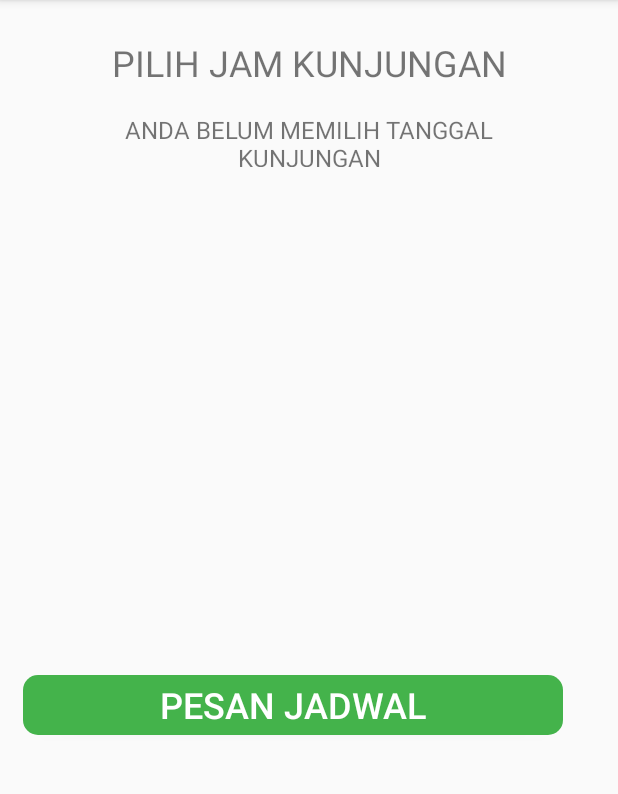
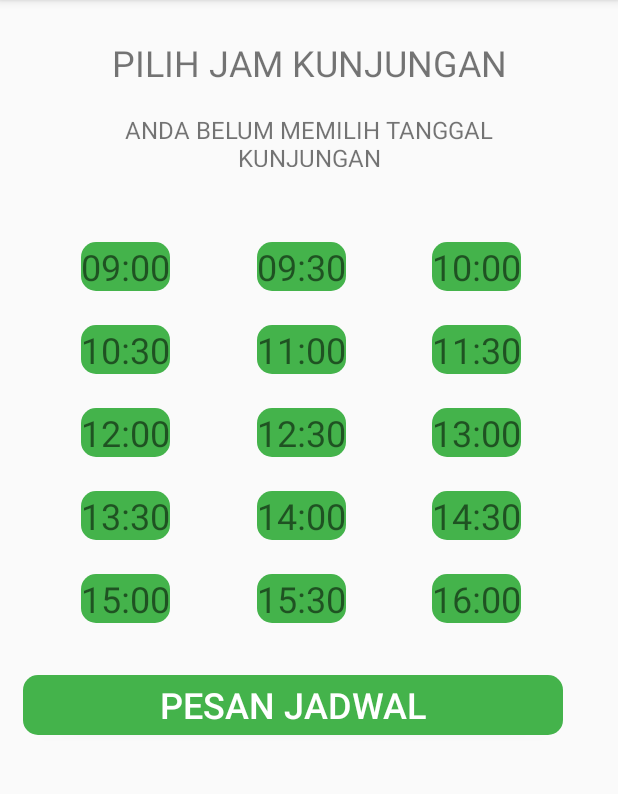
Before and after one commit to KurotsuchiM/dr.stis, an Android app: the activity_jadwal screen opened directly, with no data from a screen before it, on a phone screen of 412 x 824 dp, the part 84-878 px from its top. Run offline under Robolectric (Android 15) with nearby library versions, the phone set to English and light mode, and no system bars.

Commit message:
Calendar update
1. Jadwal + onClick
2. TODO: connect to database
2.1 Jika terisi -> setBG ke disbutton
2.2 Tersedia -> setBG ke button

```diff
--- a/app/src/main/AndroidManifest.xml
+++ b/app/src/main/AndroidManifest.xml
@@ -18,15 +18,17 @@
                 <category android:name="android.intent.category.LAUNCHER" />
             </intent-filter>
         </activity>
-        <activity android:name=".LoginActivity" />
-        <activity android:name=".FormulirActivity" android:exported="true"/>
-        <activity android:name=".DisplayMessageActivity" />
-        <activity android:name=".ReservasiActivity" />
-        <activity android:name=".CalendarActivity" android:exported="true"></activity>
-        <activity android:name=".activity_jadwal" android:exported="true"></activity>
-        <activity android:name=".SignupActivity" />
-        <activity android:name=".BerandaActivity" />
-        <activity android:name=".CekJadwalActivity"></activity>
+        <activity android:name=".LoginActivity" android:screenOrientation="portrait"/>
+        <activity android:name=".FormulirActivity" android:screenOrientation="portrait" android:exported="true"/>
+        <activity android:name=".DisplayMessageActivity" android:screenOrientation="portrait"/>
+        <activity android:name=".ReservasiActivity" android:screenOrientation="portrait" />
+        <activity android:name=".CalendarActivity" android:screenOrientation="portrait" android:exported="true"></activity>
+        <activity android:name=".activity_jadwal" android:screenOrientation="portrait" android:exported="true"></activity>
+        <activity android:name=".SignupActivity" android:screenOrientation="portrait" />
+        <activity android:name=".BerandaActivity" android:screenOrientation="portrait" />
+        <activity android:name=".CekJadwalActivity" android:screenOrientation="portrait">
+
+        </activity>
     </application>
 
 </manifest>
--- /dev/null
+++ b/app/src/main/java/stis/kelompok4/drstis/ActivityJadwalAdapter.java
@@ -0,0 +1,94 @@
+package stis.kelompok4.drstis;
+
+import android.content.Context;
+import android.support.annotation.NonNull;
+import android.support.v7.widget.RecyclerView;
+import android.view.LayoutInflater;
+import android.view.View;
+import android.view.ViewGroup;
+import android.widget.TextView;
+
+import java.util.HashMap;
+import java.util.List;
+
+public class ActivityJadwalAdapter extends RecyclerView.Adapter<ActivityJadwalAdapter.ViewHolder>
+{
+
+    private String[] mData;
+    private HashMap<String, String> mHash = new HashMap<>();
+    private LayoutInflater mInflater;
+    private ItemClickListener mClickListener;
+
+    // data is passed into the constructor
+    ActivityJadwalAdapter(Context context, String[] data)
+    {
+        this.mInflater = LayoutInflater.from(context);
+        this.mData = data;
+    }
+    ActivityJadwalAdapter(Context context, HashMap<String, String> data)
+    {
+        this.mInflater = LayoutInflater.from(context);
+        this.mHash = data;
+    }
+
+    // inflates the cell layout from xml when needed
+    @Override
+    @NonNull
+    public ViewHolder onCreateViewHolder(@NonNull ViewGroup parent, int viewType)
+    {
+        View view = mInflater.inflate(R.layout.activity_jadwal_listitem, parent, false);
+        return new ViewHolder(view);
+    }
+
+    // binds the data to the TextView in each cell
+    @Override
+    public void onBindViewHolder(@NonNull ViewHolder holder, int position)
+    {
+        holder.myTextView.setText(mData[position]);
+    }
+
+    // total number of cells
+    @Override
+    public int getItemCount()
+    {
+        return mData.length;
+    }
+
+
+    // stores and recycles views as they are scrolled off screen
+    public class ViewHolder extends RecyclerView.ViewHolder implements View.OnClickListener
+    {
+        TextView myTextView;
+
+        ViewHolder(View itemView)
+        {
+            super(itemView);
+            myTextView = itemView.findViewById(R.id.jadwal_waktu);
+            itemView.setOnClickListener(this);
+        }
+
+        @Override
+        public void onClick(View view)
+        {
+            if (mClickListener != null) mClickListener.onItemClick(view, getAdapterPosition());
+        }
+    }
+
+    // convenience method for getting data at click position
+    String getItem(int id)
+    {
+        return mData[id];
+    }
+
+    // allows clicks events to be caught
+    void setClickListener(ItemClickListener itemClickListener)
+    {
+        this.mClickListener = itemClickListener;
+    }
+
+    // parent activity will implement this method to respond to click events
+    public interface ItemClickListener
+    {
+        void onItemClick(View view, int position);
+    }
+}
--- a/app/src/main/java/stis/kelompok4/drstis/activity_jadwal.java
+++ b/app/src/main/java/stis/kelompok4/drstis/activity_jadwal.java
@@ -3,14 +3,26 @@ package stis.kelompok4.drstis;
 import android.content.Intent;
 import android.support.v7.app.AppCompatActivity;
 import android.os.Bundle;
+import android.support.v7.widget.GridLayoutManager;
+import android.support.v7.widget.LinearLayoutManager;
+import android.support.v7.widget.RecyclerView;
+import android.view.View;
 import android.widget.TextView;
+import android.widget.Toast;
 
 import org.w3c.dom.Text;
 
-public class activity_jadwal extends AppCompatActivity {
+import java.util.ArrayList;
+import java.util.HashMap;
+
+import static java.lang.Boolean.FALSE;
+
+public class activity_jadwal extends AppCompatActivity implements ActivityJadwalAdapter.ItemClickListener
+{
 
     private String selectedDate;
     private TextView selectedDateText;
+    private ActivityJadwalAdapter adapter;
 
     @Override
     protected void onCreate(Bundle savedInstanceState) {
@@ -21,12 +33,63 @@ public class activity_jadwal extends AppCompatActivity {
         Intent intent = getIntent();
         Bundle bundle = intent.getExtras();
 
+        //ArrayList<String> listWaktu = new ArrayList<>();
+        String listWaktu[] = new String[15];
+        listWaktu[0] = "09:00";
+        listWaktu[1] = "09:30";
+        listWaktu[2] = "10:00";
+        listWaktu[3] = "10:30";
+        listWaktu[4] = "11:00";
+        listWaktu[5] = "11:30";
+        listWaktu[6] = "12:00";
+        listWaktu[7] = "12:30";
+        listWaktu[8] = "13:00";
+        listWaktu[9] = "13:30";
+        listWaktu[10] = "14:00";
+        listWaktu[11] = "14:30";
+        listWaktu[12] = "15:00";
+        listWaktu[13] = "15:30";
+        listWaktu[14] = "16:00";
+
+        HashMap<String, String> listAvailable = new HashMap<>();
+        listAvailable.put("jam0900", "09:00");
+        listAvailable.put("jam0930", "09:30");
+        listAvailable.put("jam1000", "10:00");
+        listAvailable.put("jam1030", "10:30");
+        listAvailable.put("jam1100", "11:00");
+        listAvailable.put("jam1130", "11:30");
+        listAvailable.put("jam1200", "12:00");
+        listAvailable.put("jam1230", "12:30");
+        listAvailable.put("jam1300", "13:00");
+        listAvailable.put("jam1330", "13:30");
+        listAvailable.put("jam1400", "14:00");
+        listAvailable.put("jam1430", "14:30");
+        listAvailable.put("jam1500", "15:00");
+        listAvailable.put("jam1530", "15:30");
+        listAvailable.put("jam1600", "16:00");
+
+
+        RecyclerView listView = (RecyclerView) findViewById(R.id.jadwal_list_itself);
+        listView.setLayoutManager(new GridLayoutManager(this, 3));
+        //listView.setLayoutManager(new LinearLayoutManager((this)));
+
+        this.adapter = new ActivityJadwalAdapter(this,listWaktu);
+        adapter.setClickListener(this);
+
+        listView.setAdapter(adapter);
+
         if(bundle != null)
         {
             setSelectedDate((String) bundle.get("Tanggal"));
             selectedDateText.setText(getSelectedDate());
         }
 
+    }
+
+    @Override
+    public void onItemClick(View view, int position)
+    {
+        Toast.makeText(this, "Klik " + adapter.getItem(position) + " pada " + position, Toast.LENGTH_SHORT).show();
     }
 
     public String getSelectedDate() {
--- /dev/null
+++ b/app/src/main/java/stis/kelompok4/drstis/activity_jadwal_listitem.java
@@ -0,0 +1,12 @@
+package stis.kelompok4.drstis;
+
+public class activity_jadwal_listitem
+{
+    private String itemName;
+
+    public activity_jadwal_listitem(String itemName)
+    {
+        this.itemName = itemName;
+    }
+
+}
--- /dev/null
+++ b/app/src/main/res/drawable/disbutton_submit.xml
@@ -0,0 +1,7 @@
+<?xml version="1.0" encoding="utf-8"?>
+<shape xmlns:android="http://schemas.android.com/apk/res/android">
+
+    <corners
+        android:radius="10dp"/>
+    <solid android:color="#e20b0b"/>
+</shape>
--- a/app/src/main/res/layout/activity_jadwal.xml
+++ b/app/src/main/res/layout/activity_jadwal.xml
@@ -51,12 +51,53 @@
         android:textAlignment="center" />
 
     <android.support.v7.widget.RecyclerView
-        android:layout_width="354dp"
-        android:layout_height="297dp"
+        android:id="@+id/jadwal_list_itself"
+        android:layout_width="351dp"
+        android:layout_height="260dp"
         android:layout_alignStart="@+id/jadwal_button"
         android:layout_alignParentTop="true"
         android:layout_marginStart="-1dp"
-        android:layout_marginTop="124dp"
+        android:layout_marginTop="161dp"
         tools:itemCount="12"
+
         tools:listitem="@layout/recycler_view_item" />
+
+    <TextView
+        android:id="@+id/jadwal_keterangan_jam"
+        android:layout_width="wrap_content"
+        android:layout_height="40dp"
+        android:layout_above="@+id/jadwal_list_itself"
+        android:layout_alignStart="@+id/jadwal_button"
+        android:layout_marginBottom="-161dp"
+        android:text=""
+        android:textSize="24dp"
+        android:textAllCaps="true"
+        android:textAlignment="center"/>
+
+    <TextView
+        android:id="@+id/jadwal_keterangan_00"
+        android:layout_width="120dp"
+        android:layout_height="40dp"
+        android:layout_alignTop="@+id/jadwal_keterangan_jam"
+        android:layout_alignParentStart="true"
+        android:layout_alignParentLeft="true"
+        android:layout_marginStart="90dp"
+        android:layout_marginLeft="50dp"
+        android:layout_marginTop="1dp"
+        android:textSize="24dp"
+        android:textAllCaps="true"
+        android:textAlignment="center"
+        android:text="" />
+
+    <TextView
+        android:id="@+id/jadwal_keterangan_30"
+        android:layout_width="120dp"
+        android:layout_height="40dp"
+        android:layout_marginLeft="210dp"
+        android:layout_alignTop="@+id/jadwal_keterangan_00"
+        android:textSize="24dp"
+        android:textAllCaps="true"
+        android:textAlignment="center"
+        android:text="" />
+
 </RelativeLayout>
--- /dev/null
+++ b/app/src/main/res/layout/activity_jadwal_listitem.xml
@@ -0,0 +1,30 @@
+<?xml version="1.0" encoding="utf-8"?>
+
+    <LinearLayout xmlns:android="http://schemas.android.com/apk/res/android"
+        android:orientation="horizontal"
+        android:layout_marginLeft="40dp"
+        android:layout_width="250dp"
+        android:layout_height="55dp"
+        android:padding="0dp"
+    >
+
+        <TextView
+            android:id="@+id/jadwal_waktu"
+            android:layout_height="wrap_content"
+            android:layout_width="wrap_content"
+            android:layout_gravity="center_horizontal"
+            android:textAllCaps="true"
+            android:background="@drawable/button_submit"
+            android:textSize="24dp"
+            />
+        <TextView
+            android:id="@+id/jadwal_status"
+            android:layout_height="wrap_content"
+            android:layout_width="wrap_content"
+            android:layout_gravity="center_horizontal"
+            android:textAllCaps="true"
+            android:background="@drawable/button_submit"
+            android:textSize="24dp"
+            />
+
+    </LinearLayout>
```
